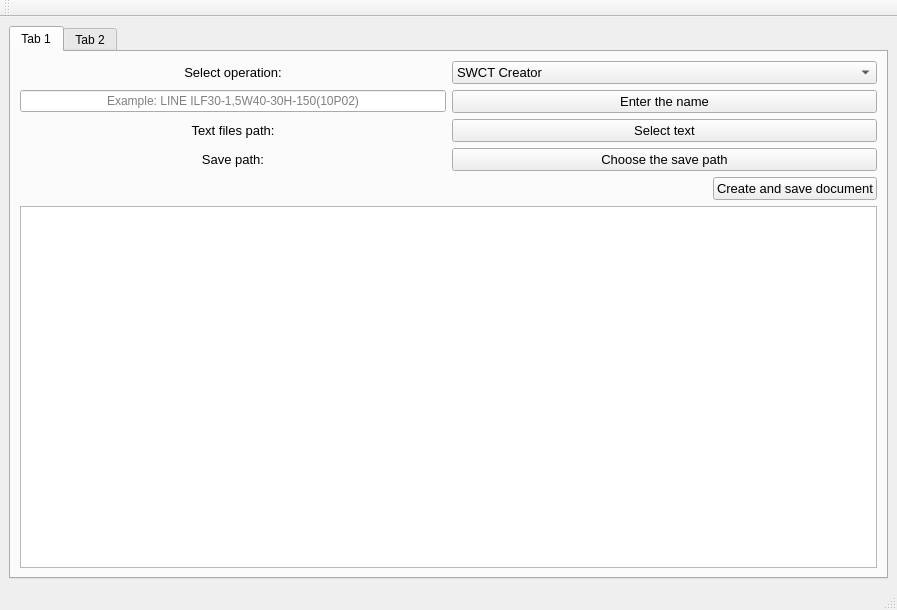
First picture: the form in ui.ui, repository U2kill/ProjectFolder, before the edit.
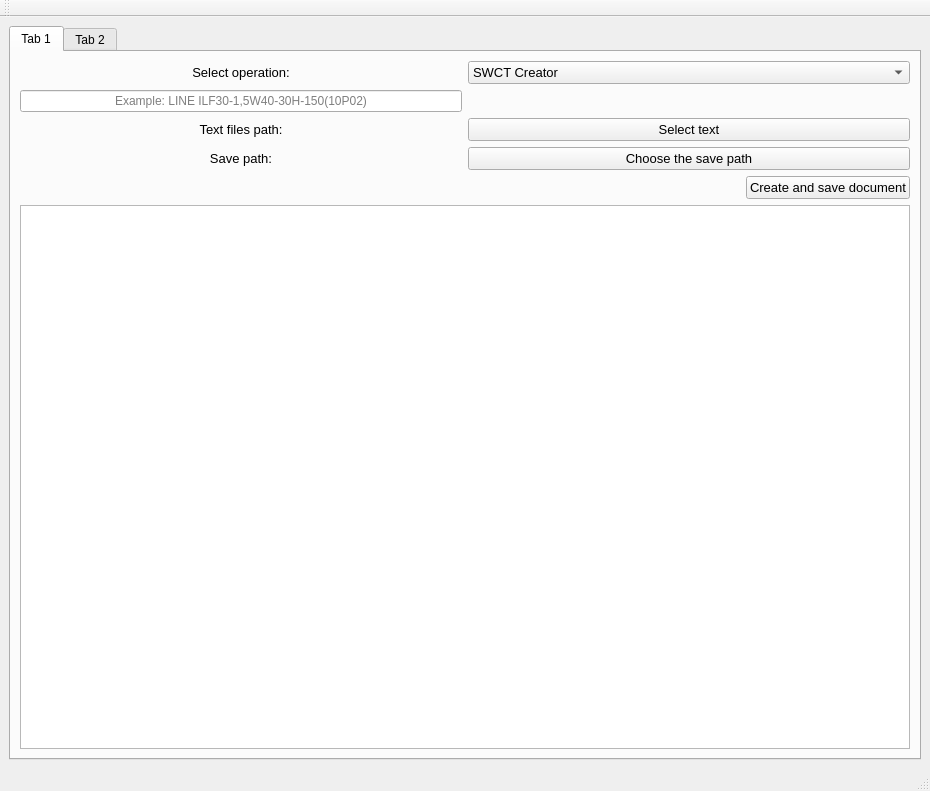
Second picture: the form after the edit.

Patch:
```diff
--- a/ui.ui
+++ b/ui.ui
@@ -6,8 +6,8 @@
    <rect>
     <x>0</x>
     <y>0</y>
-    <width>897</width>
-    <height>610</height>
+    <width>930</width>
+    <height>791</height>
    </rect>
   </property>
   <property name="windowTitle">
@@ -27,7 +27,25 @@
        <layout class="QVBoxLayout" name="verticalLayout_3">
         <item>
          <layout class="QGridLayout" name="gridLayout">
-          <item row="3" column="1">
+          <item row="4" column="1">
+           <widget class="QPushButton" name="pushButton">
+            <property name="sizePolicy">
+             <sizepolicy hsizetype="Minimum" vsizetype="Maximum">
+              <horstretch>0</horstretch>
+              <verstretch>0</verstretch>
+             </sizepolicy>
+            </property>
+            <property name="font">
+             <font>
+              <pointsize>10</pointsize>
+             </font>
+            </property>
+            <property name="text">
+             <string>Select text</string>
+            </property>
+           </widget>
+          </item>
+          <item row="5" column="1">
            <widget class="QPushButton" name="pushButton_2">
             <property name="sizePolicy">
              <sizepolicy hsizetype="Minimum" vsizetype="Maximum">
@@ -63,7 +81,7 @@
             </property>
            </widget>
           </item>
-          <item row="3" column="0">
+          <item row="5" column="0">
            <widget class="QLabel" name="label_3">
             <property name="font">
              <font>
@@ -78,21 +96,18 @@
             </property>
            </widget>
           </item>
-          <item row="2" column="1">
-           <widget class="QPushButton" name="pushButton">
-            <property name="sizePolicy">
-             <sizepolicy hsizetype="Minimum" vsizetype="Maximum">
-              <horstretch>0</horstretch>
-              <verstretch>0</verstretch>
-             </sizepolicy>
-            </property>
+          <item row="4" column="0">
+           <widget class="QLabel" name="label_2">
             <property name="font">
              <font>
               <pointsize>10</pointsize>
              </font>
             </property>
             <property name="text">
-             <string>Select text</string>
+             <string>Text files path:</string>
+            </property>
+            <property name="alignment">
+             <set>Qt::AlignCenter</set>
             </property>
            </widget>
           </item>
@@ -123,34 +138,7 @@
             </item>
            </widget>
           </item>
-          <item row="2" column="0">
-           <widget class="QLabel" name="label_2">
-            <property name="font">
-             <font>
-              <pointsize>10</pointsize>
-             </font>
-            </property>
-            <property name="text">
-             <string>Text files path:</string>
-            </property>
-            <property name="alignment">
-             <set>Qt::AlignCenter</set>
-            </property>
-           </widget>
-          </item>
-          <item row="1" column="1">
-           <widget class="QPushButton" name="pushButton_4">
-            <property name="font">
-             <font>
-              <pointsize>10</pointsize>
-             </font>
-            </property>
-            <property name="text">
-             <string>Enter the name</string>
-            </property>
-           </widget>
-          </item>
-          <item row="1" column="0">
+          <item row="3" column="0">
            <widget class="QLineEdit" name="lineEdit">
             <property name="sizePolicy">
              <sizepolicy hsizetype="Minimum" vsizetype="Fixed">
```
Left out of the diff: 2 changed lines with no effect on the pictures.
